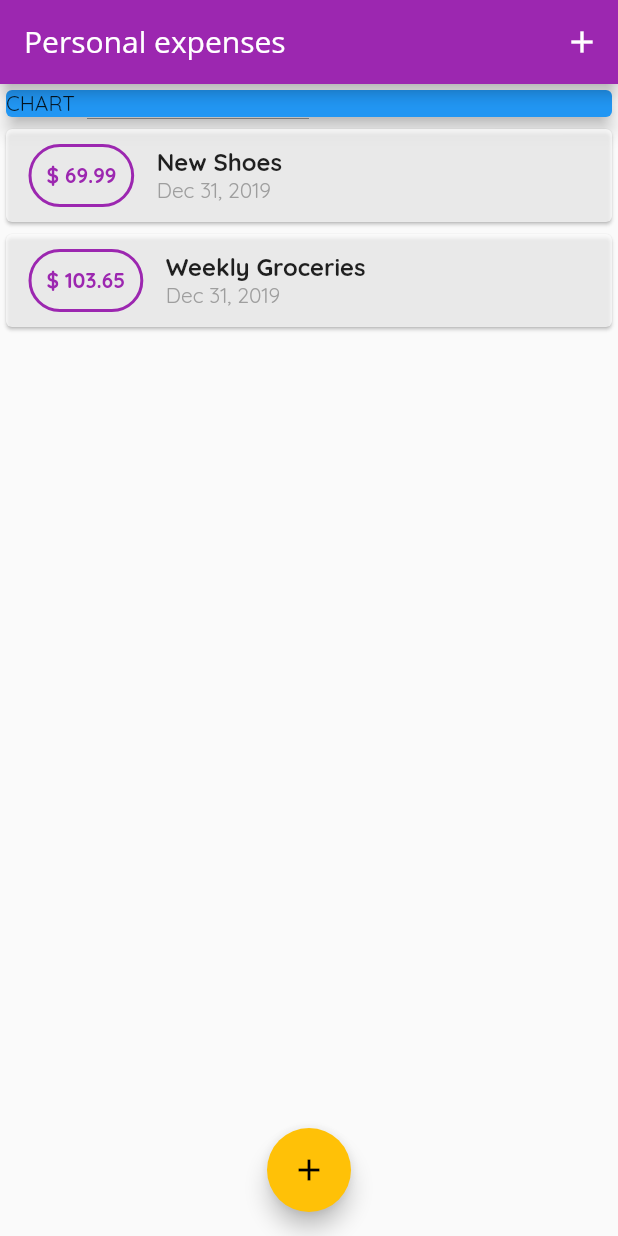
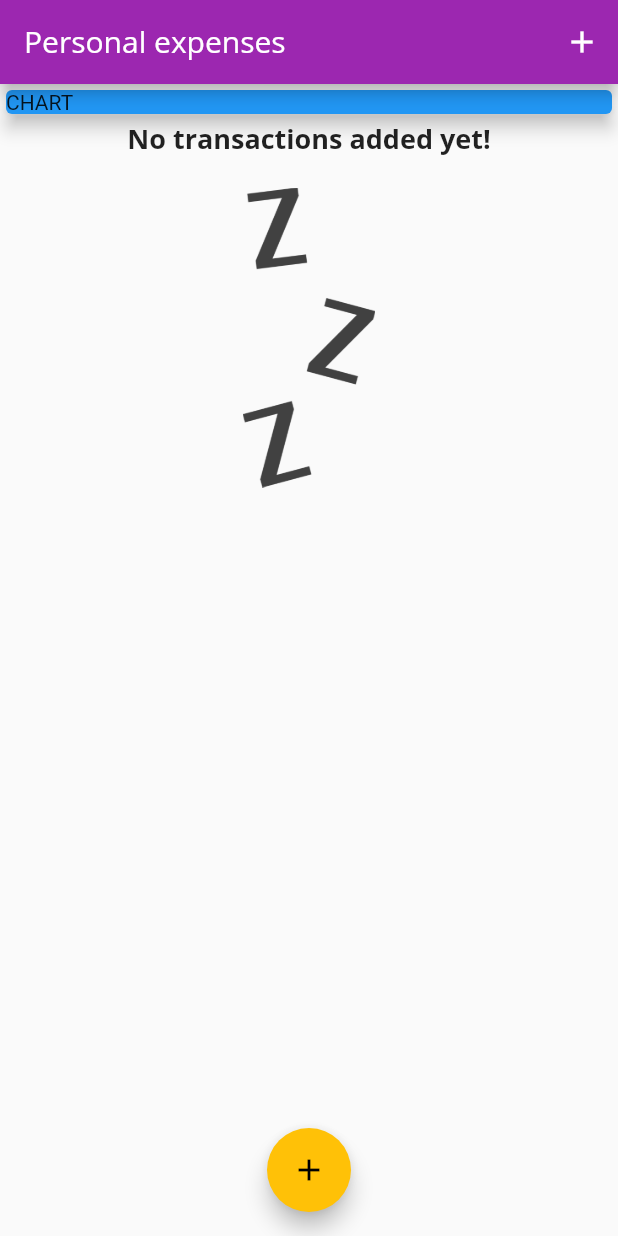
Before and after one commit to jdesfon/FLUTTER_courses, a Flutter app: the screen it shows after launch, on a phone screen of 412 x 824 dp. Run offline on Flutter 3.47's test engine with Material 2 defaults, Android fonts, the phone set to English and light mode, and no system bars.

```diff
--- a/expenses_app/lib/main.dart
+++ b/expenses_app/lib/main.dart
@@ -15,13 +15,20 @@ class MyApp extends StatelessWidget {
         primarySwatch: Colors.purple,
         accentColor: Colors.amber,
         fontFamily: 'Quicksand',
+        textTheme: ThemeData.light().textTheme.copyWith(
+              title: TextStyle(
+                fontFamily: 'OpenSans',
+                fontWeight: FontWeight.bold,
+                fontSize: 18,
+              ),
+            ),
         appBarTheme: AppBarTheme(
           textTheme: ThemeData.light().textTheme.copyWith(
-            title: TextStyle(
-              fontFamily: 'OpenSans',
-              fontSize: 20,
-            ),
-          ),
+                title: TextStyle(
+                  fontFamily: 'OpenSans',
+                  fontSize: 20,
+                ),
+              ),
         ),
       ),
     );
@@ -35,18 +42,18 @@ class MyHomePage extends StatefulWidget {
 
 class _MyHomePageState extends State<MyHomePage> {
   final List<Transaction> _userTransactions = [
-    Transaction(
-      id: 't1',
-      title: 'New Shoes',
-      amount: 69.99,
-      date: DateTime.now(),
-    ),
-    Transaction(
-      id: 't2',
-      title: 'Weekly Groceries',
-      amount: 103.65,
-      date: DateTime.now(),
-    ),
+    // Transaction(
+    //   id: 't1',
+    //   title: 'New Shoes',
+    //   amount: 69.99,
+    //   date: DateTime.now(),
+    // ),
+    // Transaction(
+    //   id: 't2',
+    //   title: 'Weekly Groceries',
+    //   amount: 103.65,
+    //   date: DateTime.now(),
+    // ),
   ];
 
   void _addNewTransaction(String title, double amount) {
--- a/expenses_app/lib/widgets/transaction_list.dart
+++ b/expenses_app/lib/widgets/transaction_list.dart
@@ -12,7 +12,26 @@ class TransactionList extends StatelessWidget {
   Widget build(BuildContext context) {
     return Container(
       height: 300,
-      child: ListView.builder(
+      child: transactions.isEmpty
+          ? Column(
+              children: <Widget>[
+                Text(
+                  'No transactions added yet!',
+                  style: Theme.of(context).textTheme.title,
+                ),
+                SizedBox(
+                  height: 20,
+                ),
+                Container(
+                  height: 200,
+                  child: Image.asset(
+                    'assets/images/waiting.png',
+                    fit: BoxFit.cover,
+                  ),
+                ),
+              ],
+            )
+          : ListView.builder(
               itemBuilder: (ctx, index) {
                 return Card(
                   color: Colors.white70,
@@ -45,10 +64,7 @@ class TransactionList extends StatelessWidget {
                         children: <Widget>[
                           Text(
                             transactions[index].title,
-                      style: TextStyle(
-                        fontSize: 16,
-                        fontWeight: FontWeight.bold,
-                      ),
+                            style: Theme.of(context).textTheme.title,
                           ),
                           Text(
                             DateFormat.yMMMd().format(transactions[index].date),
--- a/expenses_app/pubspec.yaml
+++ b/expenses_app/pubspec.yaml
@@ -42,9 +42,8 @@ flutter:
   uses-material-design: true
 
   # To add assets to your application, add an assets section, like this:
-  # assets:
-  #  - images/a_dot_burr.jpeg
-  #  - images/a_dot_ham.jpeg
+  assets:
+    - assets/images/waiting.png
 
   # An image asset can refer to one or more resolution-specific "variants", see
   # https://flutter.dev/assets-and-images/#resolution-aware.
```
Also changed, not shown: expenses_app/assets/images/waiting.png (added). Lines whose indentation alone changed are shown as unchanged.
